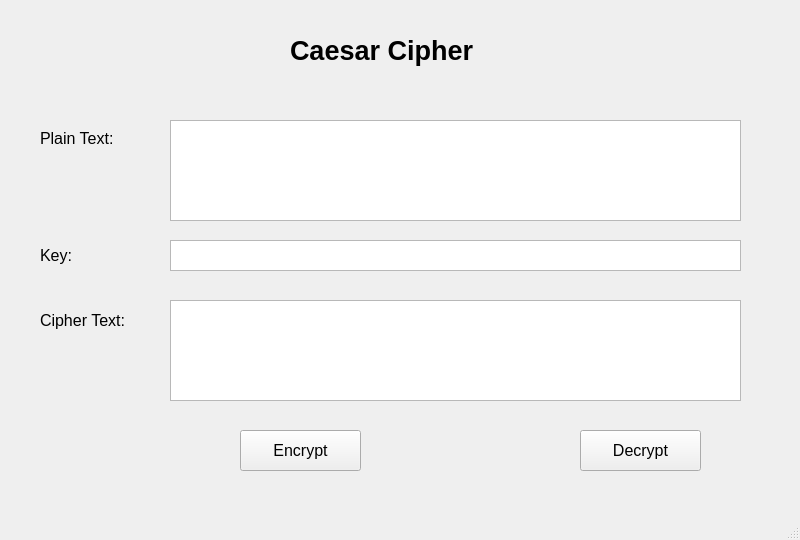
Above: lab_03/ui/caesar.ui from YuriTran2505/TranThiDiemQuynh_2280618926 before the change. Below: the same form after it.
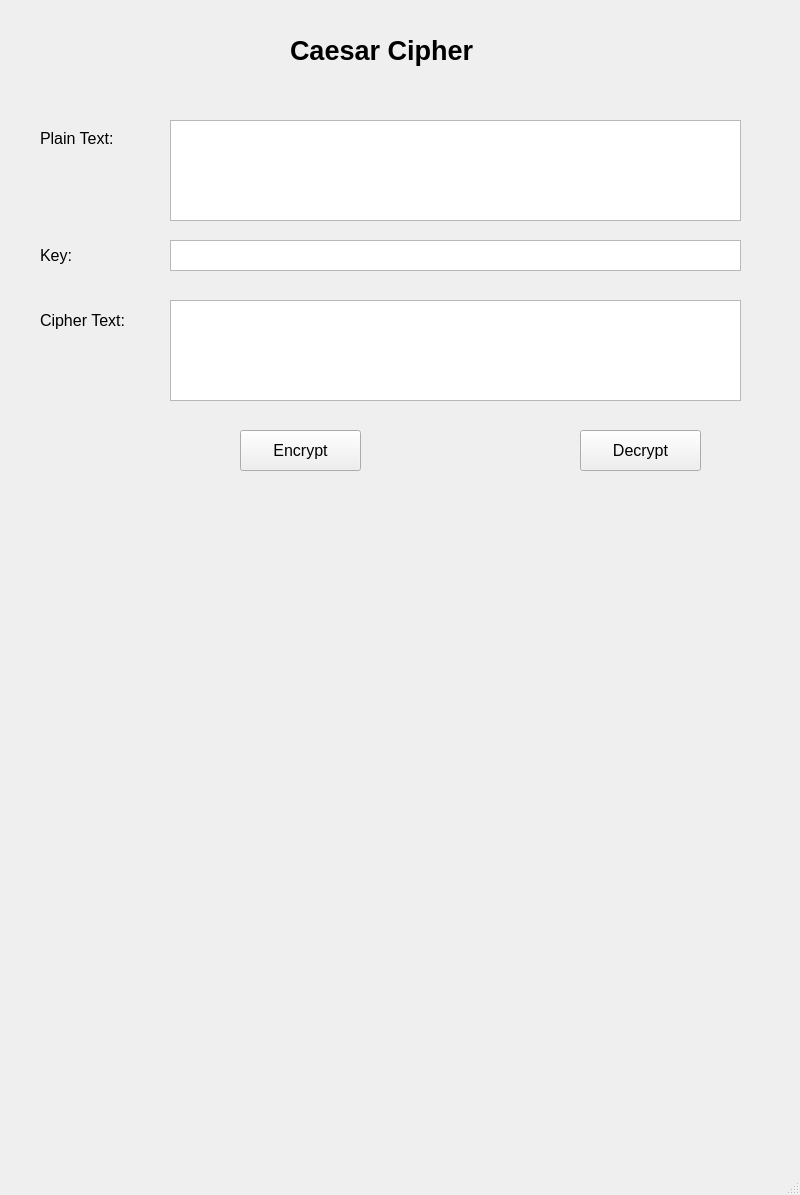
That is the form after the change.

```diff
--- a/lab_03/ui/caesar.ui
+++ b/lab_03/ui/caesar.ui
@@ -7,7 +7,7 @@
     <x>0</x>
     <y>0</y>
     <width>800</width>
-    <height>540</height>
+    <height>1195</height>
    </rect>
   </property>
   <property name="windowTitle">
```
Left out of the diff: 2 changed lines with no effect on the pictures.
